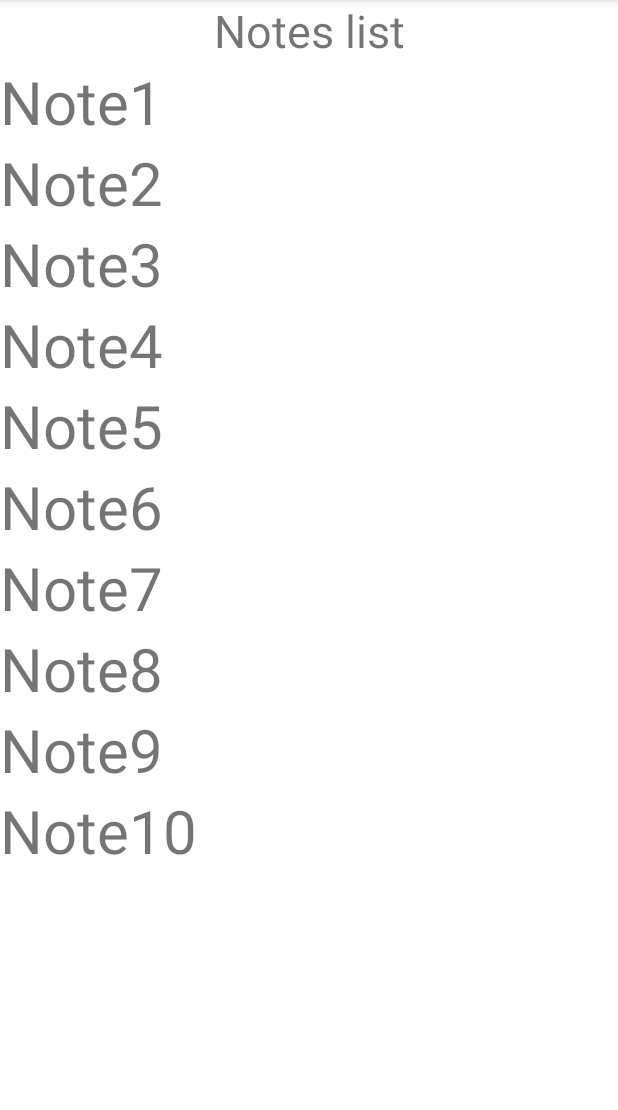
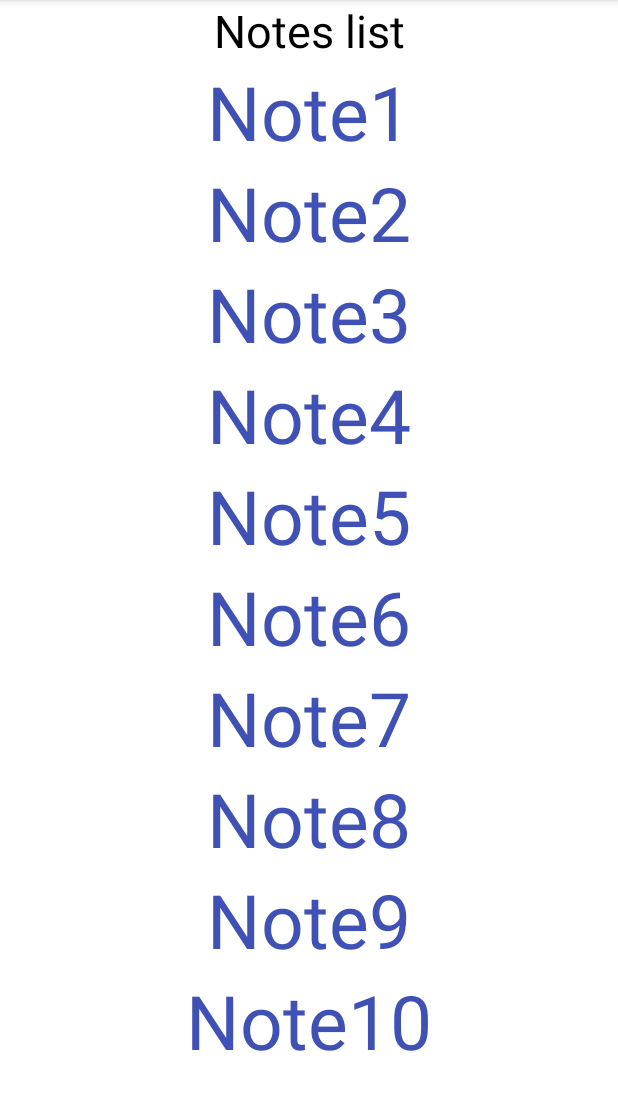
Before and after one commit to docAlexxx/NotesHolder, an Android app: the screen it shows after launch (MainActivity), on a phone screen of 412 x 824 dp, the part 84-1194 px from its top. Run offline under Robolectric (Android 15) with nearby library versions, the phone set to English and light mode, and no system bars.

Commit message:
little changes

```diff
--- a/app/src/main/java/com/example/notesholder/EditFragment.java
+++ b/app/src/main/java/com/example/notesholder/EditFragment.java
@@ -10,18 +10,12 @@ import androidx.appcompat.app.ActionBar;
 import androidx.appcompat.app.AlertDialog;
 import androidx.appcompat.app.AppCompatActivity;
 import androidx.fragment.app.Fragment;
-import androidx.fragment.app.FragmentManager;
-import androidx.fragment.app.FragmentTransaction;
-
 import android.view.LayoutInflater;
 import android.view.View;
 import android.view.ViewGroup;
 import android.widget.EditText;
 import android.widget.ImageView;
 import android.widget.TextView;
-import android.widget.Toast;
-
-import com.google.android.material.snackbar.Snackbar;
 
 /**
  * A simple {@link Fragment} subclass.
--- a/app/src/main/java/com/example/notesholder/InfoFragment.java
+++ b/app/src/main/java/com/example/notesholder/InfoFragment.java
@@ -5,7 +5,6 @@ import android.os.Bundle;
 import androidx.appcompat.app.ActionBar;
 import androidx.appcompat.app.AppCompatActivity;
 import androidx.fragment.app.Fragment;
-
 import android.view.LayoutInflater;
 import android.view.View;
 import android.view.ViewGroup;
--- a/app/src/main/java/com/example/notesholder/Notes.java
+++ b/app/src/main/java/com/example/notesholder/Notes.java
@@ -2,12 +2,7 @@ package com.example.notesholder;
 
 import android.os.Parcel;
 import android.os.Parcelable;
-
 import androidx.annotation.NonNull;
-
-import java.io.Serializable;
-import java.text.SimpleDateFormat;
-import java.util.Date;
 
 public class Notes implements Parcelable {
     public String name;
--- a/app/src/main/java/com/example/notesholder/NotesFragment.java
+++ b/app/src/main/java/com/example/notesholder/NotesFragment.java
@@ -11,13 +11,9 @@ import androidx.fragment.app.FragmentManager;
 import androidx.fragment.app.FragmentTransaction;
 import androidx.recyclerview.widget.LinearLayoutManager;
 import androidx.recyclerview.widget.RecyclerView;
-
 import android.view.LayoutInflater;
 import android.view.View;
 import android.view.ViewGroup;
-import android.widget.LinearLayout;
-import android.widget.TextView;
-import android.widget.Toast;
 
 import com.example.notesholder.ui.NotesAdapter;
 
--- a/app/src/main/res/layout/fragment_description.xml
+++ b/app/src/main/res/layout/fragment_description.xml
@@ -37,6 +37,7 @@
         android:layout_width="match_parent"
         android:layout_height="wrap_content"
         android:gravity="center_horizontal"
+        android:textColor="@color/name_text"
         android:textSize="@dimen/text_size" />
 
     <TextView
--- a/app/src/main/res/layout/fragment_edit.xml
+++ b/app/src/main/res/layout/fragment_edit.xml
@@ -36,6 +36,7 @@
         android:layout_width="match_parent"
         android:layout_height="wrap_content"
         android:gravity="center_horizontal"
+        android:textColor="@color/name_text"
         android:textSize="@dimen/text_size" />
 
     <EditText
--- a/app/src/main/res/layout/fragment_notes.xml
+++ b/app/src/main/res/layout/fragment_notes.xml
@@ -12,11 +12,12 @@
         android:layout_height="wrap_content"
         android:gravity="center"
         android:text="@string/holder_name"
+        android:textColor="@color/black"
         android:textSize="@dimen/text_size" />
 
     <androidx.recyclerview.widget.RecyclerView
         android:id="@+id/recycler_notes_lines"
         tools:listitem="@layout/note"
         android:layout_width="match_parent"
-        android:layout_height="match_parent" />
+        android:layout_height="match_parent"/>
 </LinearLayout>
--- a/app/src/main/res/layout/note.xml
+++ b/app/src/main/res/layout/note.xml
@@ -1,8 +1,10 @@
 <?xml version="1.0" encoding="utf-8"?>
 <TextView xmlns:android="http://schemas.android.com/apk/res/android"
     android:id="@+id/tv_note"
-    android:layout_width="wrap_content"
+    android:layout_width="match_parent"
     android:layout_height="wrap_content"
+    android:textAlignment="center"
+    android:textColor="@color/name_text"
     android:textSize="@dimen/list_text_size">
 
 </TextView>
--- a/app/src/main/res/values/colors.xml
+++ b/app/src/main/res/values/colors.xml
@@ -7,4 +7,5 @@
     <color name="teal_700">#FF018786</color>
     <color name="black">#FF000000</color>
     <color name="white">#FFFFFFFF</color>
+    <color name="name_text">#3F51B5</color>
 </resources>
--- a/app/src/main/res/values/dimens.xml
+++ b/app/src/main/res/values/dimens.xml
@@ -6,5 +6,5 @@
     <dimen name="margin_top_description">50dp</dimen>
     <dimen name="margin_top_info">20dp</dimen>
     <dimen name="margin_start">30dp</dimen>
-    <dimen name="list_text_size">40sp</dimen>
+    <dimen name="list_text_size">50sp</dimen>
 </resources>
```
